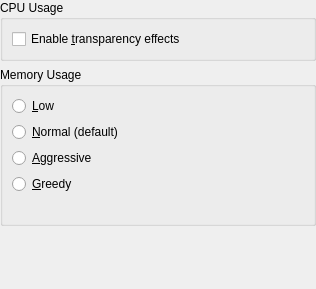
First picture: the form in conf/dlgperformancebase.ui, repository KDE/okular, before the edit.
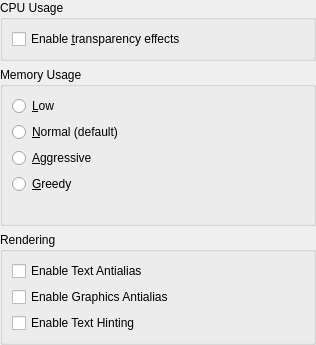
Second picture: the form after the edit. Custom widgets are drawn as their Qt base class.

Commit message:
GUI to configure the Text/Graphics Anti-alias and Text hinting
BUGS: 164759
GUI:

Patch:
```diff
--- a/conf/dlgperformancebase.ui
+++ b/conf/dlgperformancebase.ui
@@ -7,7 +7,7 @@
     <x>0</x>
     <y>0</y>
     <width>316</width>
-    <height>289</height>
+    <height>344</height>
    </rect>
   </property>
   <layout class="QVBoxLayout">
@@ -210,6 +210,36 @@
      </layout>
     </widget>
    </item>
+   <item>
+    <widget class="QGroupBox" name="groupBox_2">
+     <property name="title">
+      <string>Rendering</string>
+     </property>
+     <layout class="QVBoxLayout" name="verticalLayout">
+      <item>
+       <widget class="QCheckBox" name="kcfg_TextAntialias">
+        <property name="text">
+         <string>Enable Text Antialias</string>
+        </property>
+       </widget>
+      </item>
+      <item>
+       <widget class="QCheckBox" name="kcfg_GraphicsAntialias">
+        <property name="text">
+         <string>Enable Graphics Antialias</string>
+        </property>
+       </widget>
+      </item>
+      <item>
+       <widget class="QCheckBox" name="kcfg_TextHinting">
+        <property name="text">
+         <string>Enable Text Hinting</string>
+        </property>
+       </widget>
+      </item>
+     </layout>
+    </widget>
+   </item>
    <item>
     <spacer>
      <property name="orientation">
```
The commit also changes 1 other file.
